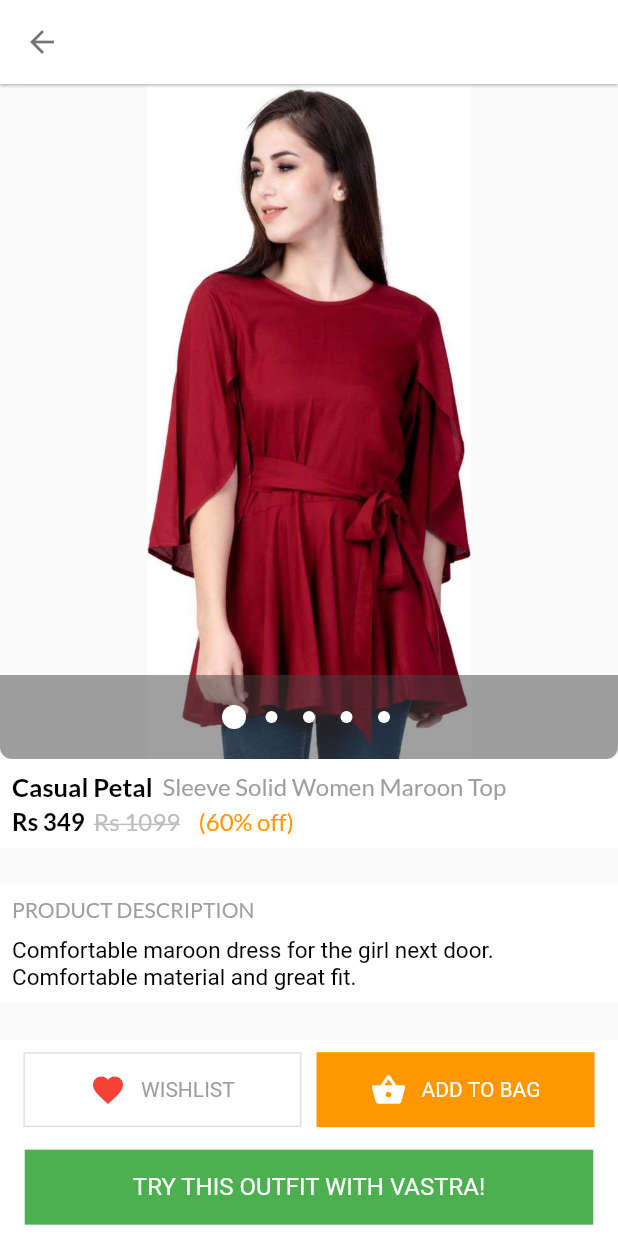
After one commit to snath99920/TPE-Hackathon-VASTRA-demo, a Flutter app: the ProductDescription screen opened directly, on a phone screen of 412 x 824 dp. The commit adds this screen. Run offline on Flutter 3.47's test engine with Material 2 defaults, Android fonts, the phone set to English and light mode, and no system bars; drawn by our look-alikes of carousel_pro; our stand-ins replace google_fonts.

Commit message:
Added view clothes screen

```diff
--- a/lib/views/homepage.dart
+++ b/lib/views/homepage.dart
@@ -1,5 +1,6 @@
 import 'package:carousel_pro/carousel_pro.dart';
 import 'package:flutter/material.dart';
+import 'package:myapp/views/productdescription.dart';
 import 'package:myapp/widgets/widgets.dart';
 
 class HomePage extends StatefulWidget {
@@ -215,7 +216,14 @@ class _HomePageState extends State<HomePage> {
             ),
             Row(
               children: [
-                Padding(
+                GestureDetector(
+                  onTap: () {
+                    Navigator.push(
+                        context,
+                        MaterialPageRoute(
+                            builder: (context) => ProductDescription()));
+                  },
+                  child: Padding(
                     padding: const EdgeInsets.all(5.0),
                     child: Card(
                       color: Colors.white,
@@ -267,6 +275,7 @@ class _HomePageState extends State<HomePage> {
                               ),
                             ),
                           ],
+                        ),
                       ),
                     ),
                   ),
--- /dev/null
+++ b/lib/views/productdescription.dart
@@ -0,0 +1,321 @@
+import 'package:carousel_pro/carousel_pro.dart';
+import 'package:flutter/material.dart';
+import 'package:google_fonts/google_fonts.dart';
+import 'package:myapp/widgets/widgets.dart';
+import 'package:myapp/widgets/optiontile.dart';
+
+class ProductDescription extends StatefulWidget {
+  @override
+  _ProductDescriptionState createState() => _ProductDescriptionState();
+}
+
+class _ProductDescriptionState extends State<ProductDescription> {
+  Widget image_carousel = new Container(
+    height: 450,
+    child: new Carousel(
+      boxFit: BoxFit.cover,
+      images: [
+        Container(
+          decoration: BoxDecoration(
+            borderRadius: BorderRadius.circular(5.0),
+          ),
+          child: Image.asset(
+            'assets/images/m4.jpeg',
+            // height: 100,
+            // fit: BoxFit.cover,
+          ),
+        ),
+        Container(
+          decoration: BoxDecoration(
+            borderRadius: BorderRadius.circular(5.0),
+          ),
+          child: Image.asset(
+            'assets/images/m41.jpeg',
+            // fit: BoxFit.cover,
+          ),
+        ),
+        Container(
+          decoration: BoxDecoration(
+            borderRadius: BorderRadius.circular(5.0),
+          ),
+          child: Image.asset(
+            'assets/images/m42.jpeg',
+            // fit: BoxFit.cover,
+          ),
+        ),
+        Container(
+          decoration: BoxDecoration(
+            borderRadius: BorderRadius.circular(5.0),
+          ),
+          child: Image.asset(
+            'assets/images/m43.jpeg',
+            // fit: BoxFit.cover,
+          ),
+        ),
+        Container(
+          decoration: BoxDecoration(
+            borderRadius: BorderRadius.circular(5.0),
+          ),
+          child: Image.asset(
+            'assets/images/m44.jpeg',
+            // fit: BoxFit.fitHeight,
+          ),
+        ),
+      ],
+      borderRadius: true,
+      autoplay: false,
+      animationCurve: Curves.fastOutSlowIn,
+      animationDuration: Duration(
+        milliseconds: 1000,
+      ),
+    ),
+  );
+
+  @override
+  Widget build(BuildContext context) {
+    double height = MediaQuery.of(context).size.height;
+    double width = MediaQuery.of(context).size.width;
+    return Scaffold(
+      appBar: AppBar(
+        title: appBar(context),
+        backgroundColor: Colors.white,
+        elevation: 0.8,
+        brightness: Brightness.light,
+        iconTheme: IconThemeData(color: Colors.black54),
+      ),
+      body: SingleChildScrollView(
+        child: Column(
+          children: [
+            image_carousel,
+            Container(
+              color: Colors.white,
+              child: Padding(
+                padding: EdgeInsets.all(8.0),
+                child: Container(
+                  width: width,
+                  // color: Colors.black,
+                  child: Column(
+                    crossAxisAlignment: CrossAxisAlignment.start,
+                    children: [
+                      Row(
+                        children: [
+                          Text(
+                            "Casual Petal  ",
+                            style: GoogleFonts.lato(
+                              textStyle: TextStyle(
+                                color: Colors.black,
+                                fontSize: 17.0,
+                                fontWeight: FontWeight.bold,
+                              ),
+                            ),
+                          ),
+                          Text(
+                            "Sleeve Solid Women Maroon Top",
+                            style: GoogleFonts.lato(
+                              textStyle: TextStyle(
+                                color: Colors.grey,
+                                fontSize: 16.0,
+                              ),
+                            ),
+                          ),
+                        ],
+                      ),
+                      SizedBox(
+                        height: 4,
+                      ),
+                      Row(
+                        children: [
+                          Text(
+                            "Rs 349  ",
+                            style: GoogleFonts.lato(
+                              textStyle: TextStyle(
+                                color: Colors.black,
+                                fontSize: 16.0,
+                                fontWeight: FontWeight.w600,
+                              ),
+                            ),
+                          ),
+                          Text(
+                            "Rs 1099 ",
+                            style: GoogleFonts.lato(
+                              textStyle: TextStyle(
+                                color: Colors.grey[400],
+                                fontSize: 16.0,
+                                decoration: TextDecoration.lineThrough,
+                              ),
+                            ),
+                          ),
+                          Text(
+                            "   (60% off)",
+                            style: GoogleFonts.lato(
+                              textStyle: TextStyle(
+                                color: Colors.orange,
+                                fontSize: 16.0,
+                                // decoration: TextDecoration.lineThrough,
+                              ),
+                            ),
+                          ),
+                        ],
+                      ),
+                    ],
+                  ),
+                ),
+              ),
+            ),
+            SizedBox(
+              height: height * 0.03,
+            ),
+            Container(
+              color: Colors.white,
+              child: Padding(
+                padding: EdgeInsets.all(8.0),
+                child: Container(
+                  width: width,
+                  // color: Colors.black,
+                  child: Column(
+                    crossAxisAlignment: CrossAxisAlignment.start,
+                    children: [
+                      Row(
+                        children: [
+                          Text(
+                            "PRODUCT DESCRIPTION",
+                            style: GoogleFonts.lato(
+                              textStyle: TextStyle(
+                                color: Colors.grey,
+                                fontSize: 14.0,
+                                // fontWeight: FontWeight.bold,
+                              ),
+                            ),
+                          ),
+                        ],
+                      ),
+                      SizedBox(
+                        height: 10,
+                      ),
+                      Text(
+                        "Comfortable maroon dress for the girl next door. Comfortable material and great fit.",
+                        style: TextStyle(
+                          fontSize: 15.0,
+                          color: Colors.black,
+                        ),
+                      ),
+                    ],
+                  ),
+                ),
+              ),
+            ),
+            SizedBox(
+              height: height * 0.03,
+            ),
+            Container(
+              color: Colors.white,
+              child: Padding(
+                padding: EdgeInsets.all(8.0),
+                child: Container(
+                  width: width,
+                  // color: Colors.black,
+                  child: Column(
+                    crossAxisAlignment: CrossAxisAlignment.start,
+                    children: [
+                      Row(
+                        crossAxisAlignment: CrossAxisAlignment.center,
+                        mainAxisAlignment: MainAxisAlignment.center,
+                        children: [
+                          Container(
+                            width: width * 0.45,
+                            height: 50,
+                            // color: Colors.white,
+                            decoration: BoxDecoration(
+                              border: Border.all(color: Colors.grey[300]),
+                            ),
+                            child: Row(
+                              mainAxisAlignment: MainAxisAlignment.center,
+                              children: [
+                                Icon(
+                                  Icons.favorite,
+                                  color: Colors.red,
+                                ),
+                                SizedBox(
+                                  width: 10,
+                                ),
+                                Text(
+                                  "WISHLIST",
+                                  style: TextStyle(
+                                    color: Colors.grey,
+                                  ),
+                                ),
+                              ],
+                            ),
+                          ),
+                          SizedBox(
+                            width: 10,
+                          ),
+                          Container(
+                            width: width * 0.45,
+                            height: 50,
+                            // color: Colors.white,
+                            decoration: BoxDecoration(
+                              color: Colors.orange,
+                              // border: Border.all(color: Colors.grey[300]),
+                            ),
+                            child: Row(
+                              mainAxisAlignment: MainAxisAlignment.center,
+                              children: [
+                                Icon(
+                                  Icons.shopping_basket,
+                                  color: Colors.white,
+                                ),
+                                SizedBox(
+                                  width: 10,
+                                ),
+                                Text(
+                                  "ADD TO BAG",
+                                  style: TextStyle(
+                                    color: Colors.white,
+                                  ),
+                                ),
+                              ],
+                            ),
+                          ),
+                        ],
+                      ),
+                      SizedBox(
+                        height: 15,
+                      ),
+                      Row(
+                        mainAxisAlignment: MainAxisAlignment.center,
+                        children: [
+                          Container(
+                            width: width * 0.92,
+                            height: 50.0,
+                            decoration: BoxDecoration(
+                              color: Colors.green,
+                            ),
+                            child: Row(
+                              mainAxisAlignment: MainAxisAlignment.center,
+                              children: [
+                                Text(
+                                  "TRY THIS OUTFIT WITH VASTRA!",
+                                  style: TextStyle(
+                                    color: Colors.white,
+                                    fontSize: 16.0,
+                                  ),
+                                )
+                              ],
+                            ),
+                          ),
+                        ],
+                      ),
+                    ],
+                  ),
+                ),
+              ),
+            ),
+          ],
+        ),
+      ),
+    );
+  }
+}
+
+class OptionTile {}
--- /dev/null
+++ b/lib/widgets/optiontile.dart
@@ -0,0 +1,52 @@
+import 'package:flutter/material.dart';
+
+class OptionTile extends StatefulWidget {
+  final String option, optionSelected;
+  OptionTile({@required this.optionSelected, @required this.option});
+
+  @override
+  _OptionTileState createState() => _OptionTileState();
+}
+
+class _OptionTileState extends State<OptionTile> {
+  @override
+  Widget build(BuildContext context) {
+    return Padding(
+      padding: EdgeInsets.symmetric(vertical: 10),
+      child: Row(
+        children: [
+          Container(
+            width: 25,
+            height: 25,
+            decoration: BoxDecoration(
+                border: Border.all(
+                    color: widget.option == widget.optionSelected
+                        // ? widget.optionSelected == widget.correctAns
+                        ? Colors.blue.withOpacity(0.7)
+                        // : Colors.red.withOpacity(0.7)
+                        : Colors.grey,
+                    width: 1.5),
+                borderRadius: BorderRadius.circular(30)),
+            alignment: Alignment.center,
+            child: Flexible(
+              child: Container(
+                child: Text(
+                  "${widget.option}",
+                  // textAlign: TextAlign.center,
+                  style: TextStyle(
+                    fontSize: 17,
+                    color: widget.optionSelected == widget.option
+                        // ? widget.correctAns == widget.optionSelected
+                        ? Colors.blue.withOpacity(0.7)
+                        // : Colors.red
+                        : Colors.grey,
+                  ),
+                ),
+              ),
+            ),
+          ),
+        ],
+      ),
+    );
+  }
+}
--- a/pubspec.yaml
+++ b/pubspec.yaml
@@ -48,6 +48,10 @@ flutter:
     - assets/images/m2.jpeg
     - assets/images/m3.jpeg
     - assets/images/m4.jpeg
+    - assets/images/m41.jpeg
+    - assets/images/m42.jpeg
+    - assets/images/m43.jpeg
+    - assets/images/m44.jpeg
 
   # An image asset can refer to one or more resolution-specific "variants", see
   # https://flutter.dev/assets-and-images/#resolution-aware.
```
Also changed, not shown: assets/images/m41.jpeg (added), assets/images/m42.jpeg (added), assets/images/m43.jpeg (added), assets/images/m44.jpeg (added). Lines whose indentation alone changed are shown as unchanged.
